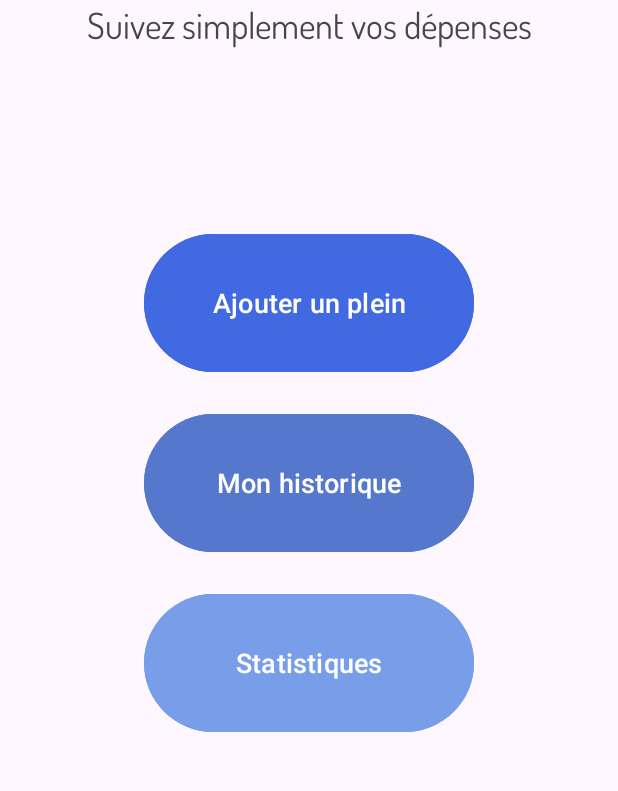
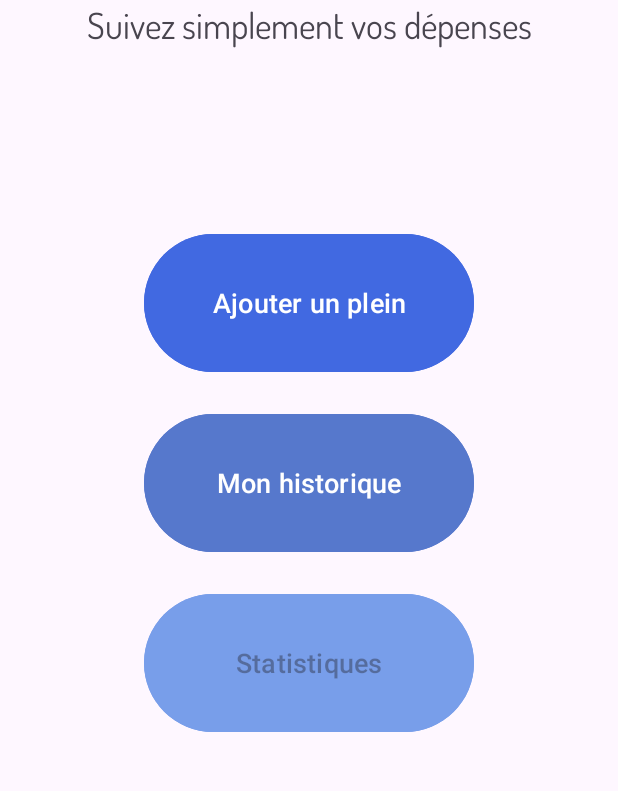
Before and after one commit to Bisouke/appli2, an Android app: the screen it shows after launch (ActivityAccueil), on a phone screen of 412 x 824 dp, the part 270-1061 px from its top. Run offline under Robolectric (Android 15) with nearby library versions, the light colour scheme and no system bars.

Commit message:
désactivation statisques, nouvelle couleur verte pour le SP98 (motards), debug couleur historique plein

```diff
--- a/app/src/main/java/com/example/appli2/ActivityHistorique2.java
+++ b/app/src/main/java/com/example/appli2/ActivityHistorique2.java
@@ -298,15 +298,15 @@ public class ActivityHistorique2 extends AppCompatActivity {
             {
                 case "SP98":
                     textViewItemHist_color.setBackgroundColor(
-                            Color.parseColor("#44ba56")); // SP98 green
+                            Color.parseColor("#2f823c")); // SP98 green
                     break;
 
-                case "S95":
+                case "SP95":
                     textViewItemHist_color.setBackgroundColor(
                             Color.parseColor("#44ba56")); // SP95 green
                     break;
 
-                case "SP95E10":
+                case "SP95 E10":
                     textViewItemHist_color.setBackgroundColor(
                             Color.parseColor("#44ba56")); // SP95 green
                     break;
--- a/app/src/main/res/layout/activity_accueil.xml
+++ b/app/src/main/res/layout/activity_accueil.xml
@@ -78,6 +78,7 @@
                 android:layout_height="100dp"
                 android:layout_marginTop="20dp"
                 android:backgroundTint="#789EEA"
+                android:enabled="false"
                 android:text="Statistiques"
                 android:textSize="18dp" />
 
```
